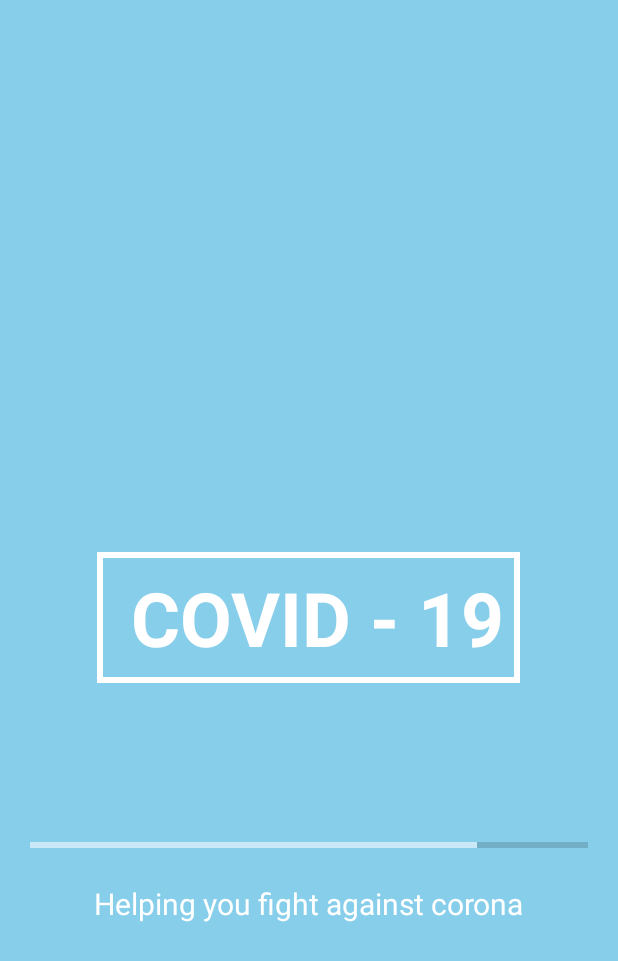
After one commit to SnexusG/covid-19-app, an Android app: the Splash_Screen screen opened directly, with no data from a screen before it, on a phone screen of 412 x 824 dp. The commit adds this screen. Shown: the top 961 px of the screen. Run offline under Robolectric (Android 15) with nearby library versions, the phone set to English and light mode, and no system bars.

Commit message:
updated quiz and splash screen changes

```diff
--- /dev/null
+++ b/app/src/main/java/com/example/covid19/Splash_Screen.java
@@ -0,0 +1,38 @@
+package com.example.covid19;
+
+import androidx.appcompat.app.AppCompatActivity;
+
+import android.content.Intent;
+import android.os.Bundle;
+import android.widget.ProgressBar;
+
+
+public class Splash_Screen extends AppCompatActivity {
+
+    private ProgressBar splash_progress_bar;
+    @Override
+    protected void onCreate(Bundle savedInstanceState) {
+        super.onCreate(savedInstanceState);
+        setContentView(R.layout.activity_splash__screen);
+
+        splash_progress_bar = findViewById(R.id.splash_progress);
+
+        Thread t1 = new Thread(new Runnable() {
+            @Override
+            public void run() {
+                while(splash_progress_bar.getProgress() != 100){
+                    splash_progress_bar.incrementProgressBy(20);
+                    try {
+                        Thread.sleep(500);
+                    } catch (InterruptedException e) {
+                        e.printStackTrace();
+                    }
+                }
+                Intent intent = new Intent(Splash_Screen.this, MainActivity.class);
+                startActivity(intent);
+                finish();
+            }
+        });
+        t1.start();
+    }
+}
--- /dev/null
+++ b/app/src/main/res/drawable/spash_box.xml
@@ -0,0 +1,7 @@
+<?xml version="1.0" encoding="utf-8"?>
+<shape xmlns:android="http://schemas.android.com/apk/res/android"
+    android:shape="rectangle">
+    <stroke
+        android:color="#ffffff"
+        android:width="4dp"></stroke>
+</shape>
--- /dev/null
+++ b/app/src/main/res/layout/activity_splash__screen.xml
@@ -0,0 +1,46 @@
+<?xml version="1.0" encoding="utf-8"?>
+<RelativeLayout xmlns:android="http://schemas.android.com/apk/res/android"
+    xmlns:app="http://schemas.android.com/apk/res-auto"
+    xmlns:tools="http://schemas.android.com/tools"
+    android:layout_width="match_parent"
+    android:layout_height="match_parent"
+    tools:context=".MainActivity"
+    android:background="@color/colorPrimary"
+    android:padding="20dp"
+    >
+    <TextView
+        android:id="@+id/splash_text"
+        android:layout_width="wrap_content"
+        android:layout_height="wrap_content"
+        android:text=" COVID - 19"
+        android:textSize="50dp"
+        android:padding="10dp"
+        android:textStyle="bold"
+        android:textColor="#ffffff"
+        android:background="@drawable/spash_box"
+        android:layout_centerInParent="true"
+        android:layout_marginBottom="50dp"
+        />
+    <ProgressBar
+        android:id="@+id/splash_progress"
+        style="@style/Widget.AppCompat.ProgressBar.Horizontal"
+        android:layout_width="match_parent"
+        android:layout_height="wrap_content"
+        android:max="100"
+        android:layout_below="@id/splash_text"
+        android:layout_marginTop="50dp"
+        android:layout_centerHorizontal="true"
+        />
+
+    <TextView
+        android:id="@+id/textView2"
+        android:layout_width="wrap_content"
+        android:layout_height="wrap_content"
+        android:text="Helping you fight against corona"
+        android:layout_below="@id/splash_progress"
+        android:layout_centerHorizontal="true"
+        android:layout_marginTop="17dp"
+        android:textSize="20dp"
+        android:textColor="#ffffff"
+        />
+</RelativeLayout>
--- a/app/src/main/res/values/colors.xml
+++ b/app/src/main/res/values/colors.xml
@@ -1,6 +1,20 @@
 <?xml version="1.0" encoding="utf-8"?>
 <resources>
-    <color name="colorPrimary">#6200EE</color>
-    <color name="colorPrimaryDark">#3700B3</color>
-    <color name="colorAccent">#03DAC5</color>
+    <color name="colorPrimary">#87ceeb</color>
+    <color name="colorPrimaryDark">#45b3e0</color>
+    <color name="colorAccent">#c9e9f6</color>
+    <color name="gray">#cccccc</color>
+    <color name="white">#ffffff</color>
+    <color name="black">#000000</color>
+    <color name='pie1'></color>
+    <color name="P">#378fb3</color>
+    <color name="darkergreen">#298673</color>
+    <color name="green">#37b399</color>
+    <color name="lightgreen">#45e0c0</color>
+    <color name="lightblue">#45b3e0</color>
+    <color name="darkblue">#296b86</color>
+    <color name="testcolorblue">#1b4759</color>
+    <color name="lightgray">#ededed</color>
+    >
+
 </resources>
--- a/app/src/main/res/values/styles.xml
+++ b/app/src/main/res/values/styles.xml
@@ -1,7 +1,7 @@
 <resources>
 
     <!-- Base application theme. -->
-    <style name="AppTheme" parent="Theme.AppCompat.Light.DarkActionBar">
+    <style name="AppTheme" parent="Theme.AppCompat.Light.NoActionBar">
         <!-- Customize your theme here. -->
         <item name="colorPrimary">@color/colorPrimary</item>
         <item name="colorPrimaryDark">@color/colorPrimaryDark</item>
```
Also changed, not shown: app/src/main/AndroidManifest.xml (+4 -3 lines), app/src/main/java/com/example/covid19/SymptomResult.java (added, +49 -0 lines), app/src/main/java/com/example/covid19/SymptomTest.java (+97 -0 lines), app/src/main/res/layout/activity_symptom_result.xml (added, +66 -0 lines), app/src/main/res/layout/activity_symptom_test.xml (+76 -7 lines).
